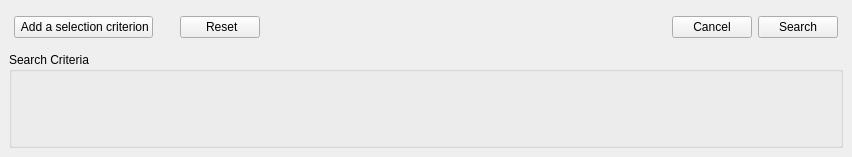
The window that rs-Qt-gui/src/gui/advsearch/AdvancedSearchDialog.ui (autoscatto/retroshare) describes before a commit, drawn with Qt 5.
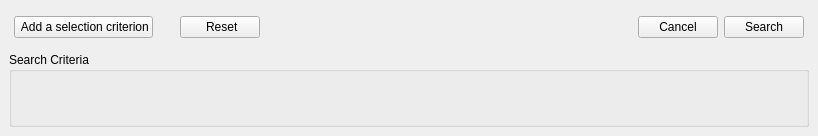
The same window after the commit. Icons and pictures are not drawn.

Commit message: Prototype of the Advanced Search Dialog and advanced search functionality and switched it on in the SearchDialog. Notes: dialog layout management still needs tweaking but it is at least functional.

Diff of the .ui file:
```diff
--- a/rs-Qt-gui/src/gui/advsearch/AdvancedSearchDialog.ui
+++ b/rs-Qt-gui/src/gui/advsearch/AdvancedSearchDialog.ui
@@ -5,18 +5,28 @@
    <rect>
     <x>0</x>
     <y>0</y>
-    <width>792</width>
-    <height>116</height>
+    <width>818</width>
+    <height>136</height>
    </rect>
   </property>
   <property name="sizePolicy" >
-   <sizepolicy>
-    <hsizetype>7</hsizetype>
-    <vsizetype>7</vsizetype>
+   <sizepolicy vsizetype="MinimumExpanding" hsizetype="MinimumExpanding" >
     <horstretch>0</horstretch>
     <verstretch>0</verstretch>
    </sizepolicy>
   </property>
+  <property name="minimumSize" >
+   <size>
+    <width>800</width>
+    <height>130</height>
+   </size>
+  </property>
+  <property name="sizeIncrement" >
+   <size>
+    <width>0</width>
+    <height>0</height>
+   </size>
+  </property>
   <property name="windowTitle" >
    <string>RetrosShare: Advanced Search</string>
   </property>
@@ -127,29 +137,36 @@
    <item>
     <widget class="QGroupBox" name="searchCriteriaBox" >
      <property name="sizePolicy" >
-      <sizepolicy>
-       <hsizetype>7</hsizetype>
-       <vsizetype>7</vsizetype>
+      <sizepolicy vsizetype="MinimumExpanding" hsizetype="MinimumExpanding" >
        <horstretch>1</horstretch>
        <verstretch>1</verstretch>
       </sizepolicy>
      </property>
+     <property name="minimumSize" >
+      <size>
+       <width>800</width>
+       <height>70</height>
+      </size>
+     </property>
      <property name="title" >
       <string>Search Criteria</string>
      </property>
+     <property name="alignment" >
+      <set>Qt::AlignJustify|Qt::AlignTop</set>
+     </property>
      <layout class="QGridLayout" >
-      <property name="margin" >
-       <number>9</number>
-      </property>
-      <property name="spacing" >
-       <number>6</number>
-      </property>
       <item row="0" column="0" >
        <widget class="QFrame" name="expressionsFrame" >
+        <property name="sizePolicy" >
+         <sizepolicy vsizetype="MinimumExpanding" hsizetype="MinimumExpanding" >
+          <horstretch>1</horstretch>
+          <verstretch>0</verstretch>
+         </sizepolicy>
+        </property>
         <property name="minimumSize" >
          <size>
-          <width>810</width>
-          <height>55</height>
+          <width>600</width>
+          <height>35</height>
          </size>
         </property>
         <property name="frameShape" >
```
Left out of the diff: 30 changed lines with no effect on the pictures. The commit also changes 10 other files.
